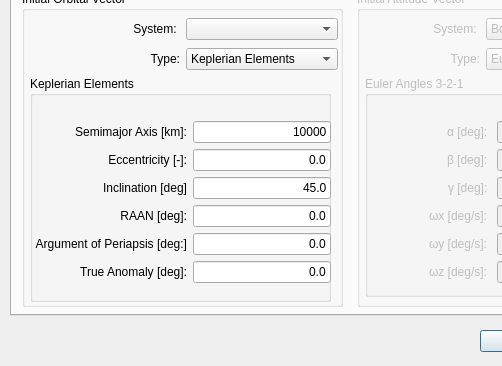
Above: sta-src/Loitering/loitering.ui from Dwarf-Planet-Project/SpaceDesignTool before the change; both pictures show x 0 to 502 and y 135 to 501 of the 651 by 501 pixel window. Below: the same form after it.
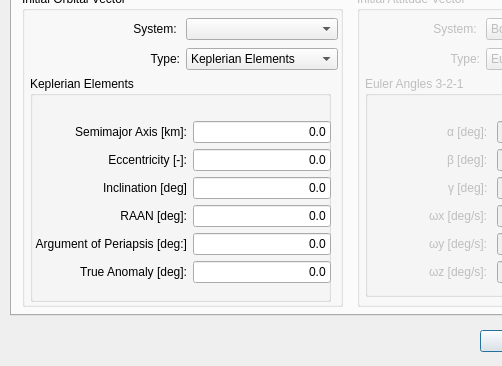
That is the form after the change. Icons and pictures are not drawn.

Commit message: Patching the Loitering module from problems with the existing code: all units are read and written in degrees on the GUI but they are internally manipulated in radians

Patch:
```diff
--- a/sta-src/Loitering/loitering.ui
+++ b/sta-src/Loitering/loitering.ui
@@ -282,7 +282,7 @@
 point where the center of mass resides.</string>
             </property>
             <property name="text">
-             <string>10000</string>
+             <string>0.0</string>
             </property>
             <property name="alignment">
              <set>Qt::AlignRight|Qt::AlignTrailing|Qt::AlignVCenter</set>
@@ -311,7 +311,7 @@
 through the reference plane).</string>
             </property>
             <property name="text">
-             <string>45.0</string>
+             <string>0.0</string>
             </property>
             <property name="alignment">
              <set>Qt::AlignRight|Qt::AlignTrailing|Qt::AlignVCenter</set>
```
Left out of the diff: 83 changed lines with no effect on the pictures. The commit also changes 5 other files.
